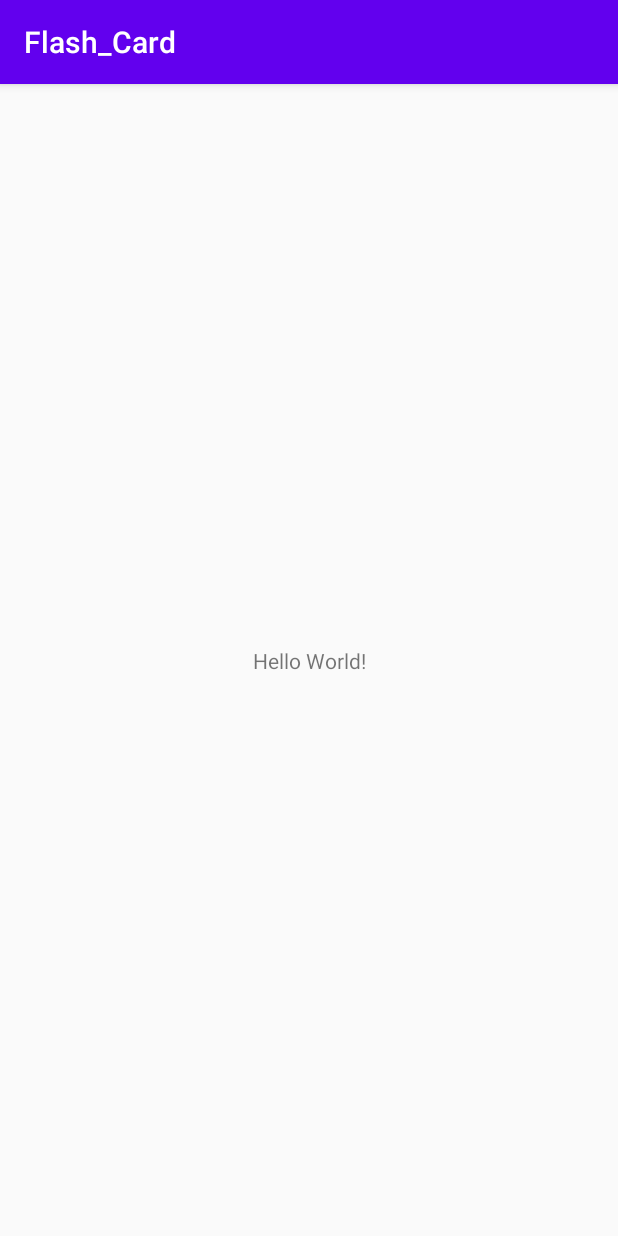
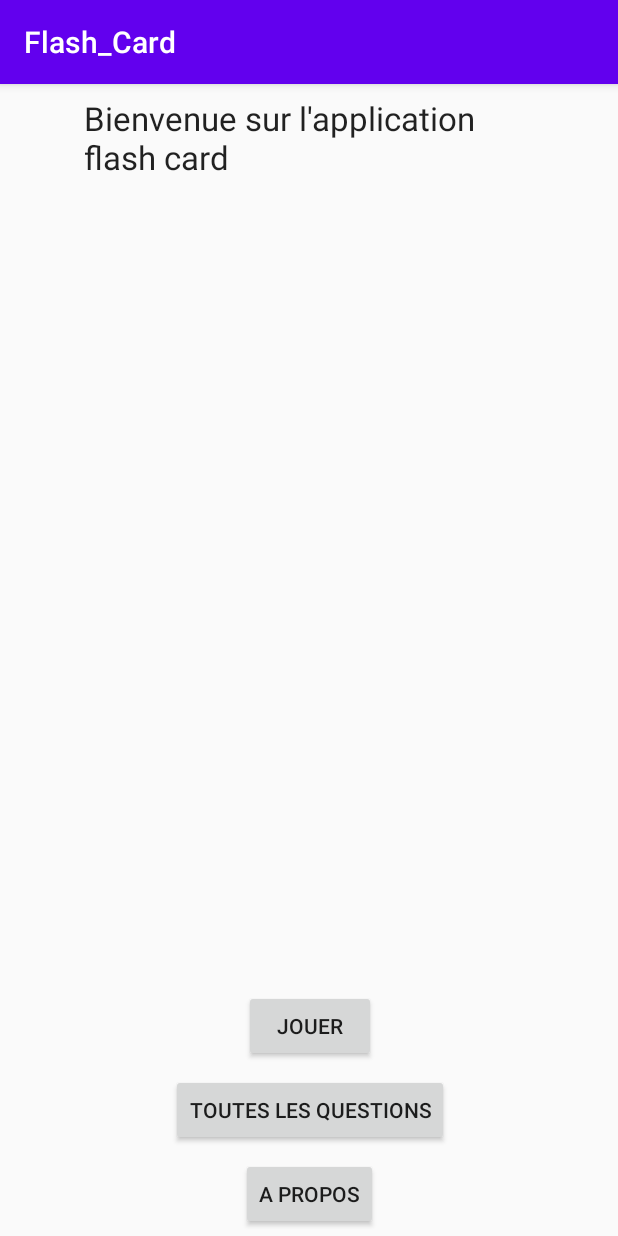
Before and after one commit to J4ckyLIM/Flash_Card, an Android app: the screen it shows after launch (MainActivity), on a phone screen of 412 x 824 dp. Run offline under Robolectric (Android 15) with nearby library versions, the phone set to English and light mode, and no system bars.

Commit message:
Feat: main page + difficulty popup on click

```diff
--- a/app/src/main/AndroidManifest.xml
+++ b/app/src/main/AndroidManifest.xml
@@ -9,6 +9,8 @@
         android:roundIcon="@mipmap/ic_launcher_round"
         android:supportsRtl="true"
         android:theme="@style/AppTheme">
+        <activity android:name=".DifficultyChooserActivity"
+            android:theme="@style/AppTheme.Popup"></activity>
         <activity android:name=".MainActivity">
             <intent-filter>
                 <action android:name="android.intent.action.MAIN" />
--- a/app/src/main/java/com/example/flash_card/MainActivity.java
+++ b/app/src/main/java/com/example/flash_card/MainActivity.java
@@ -2,13 +2,41 @@ package com.example.flash_card;
 
 import androidx.appcompat.app.AppCompatActivity;
 
+import android.content.Intent;
 import android.os.Bundle;
+import android.view.View;
+import android.widget.RadioGroup;
+import android.widget.TextView;
 
 public class MainActivity extends AppCompatActivity {
+
+    private static String title = "Bienvenue sur l'application flash card";
 
     @Override
     protected void onCreate(Bundle savedInstanceState) {
         super.onCreate(savedInstanceState);
         setContentView(R.layout.activity_main);
+
+        TextView appTitleTextView = findViewById(R.id.appTitleTextView);
+        appTitleTextView.setText(title);
+
+        findViewById(R.id.playButton).setOnClickListener(new View.OnClickListener() {
+            @Override
+            public void onClick(View v) {
+                /*RadioGroup difficultyRadioGroup = findViewById(R.id.difficultyRadioGroup);
+                if(difficultyRadioGroup.getVisibility() == View.INVISIBLE){
+                    difficultyRadioGroup.setVisibility(View.VISIBLE);
+                }
+                else {
+                    difficultyRadioGroup.setVisibility(View.INVISIBLE);
+                }*/
+
+                // Open the difficulty popup
+                Intent intent = new Intent(MainActivity.this, DifficultyChooserActivity.class);
+                startActivity(intent);
+            }
+        });
     }
+
+
 }
--- a/app/src/main/res/layout/activity_main.xml
+++ b/app/src/main/res/layout/activity_main.xml
@@ -7,12 +7,79 @@
     tools:context=".MainActivity">
 
     <TextView
+        android:id="@+id/appTitleTextView"
+        android:layout_width="300dp"
+        android:layout_height="wrap_content"
+        android:layout_marginLeft="8dp"
+        android:layout_marginTop="8dp"
+        android:layout_marginRight="8dp"
+        android:textAppearance="@style/TextAppearance.AppCompat.Large"
+        app:layout_constraintLeft_toLeftOf="parent"
+        app:layout_constraintRight_toRightOf="parent"
+        app:layout_constraintTop_toTopOf="parent"
+        tools:text="Hello World!" />
+
+
+    <Button
+        android:id="@+id/aboutButton"
         android:layout_width="wrap_content"
         android:layout_height="wrap_content"
-        android:text="Hello World!"
+        android:layout_marginBottom="4dp"
+        android:text="A propos"
         app:layout_constraintBottom_toBottomOf="parent"
-        app:layout_constraintLeft_toLeftOf="parent"
-        app:layout_constraintRight_toRightOf="parent"
-        app:layout_constraintTop_toTopOf="parent" />
+        app:layout_constraintEnd_toEndOf="parent"
+        app:layout_constraintStart_toStartOf="parent"
+        tools:text="A propos" />
+
+    <Button
+        android:id="@+id/questionListButton"
+        android:layout_width="wrap_content"
+        android:layout_height="wrap_content"
+        android:layout_marginBottom="8dp"
+        android:text="Toutes les questions"
+        app:layout_constraintBottom_toTopOf="@+id/aboutButton"
+        app:layout_constraintEnd_toEndOf="@+id/aboutButton"
+        app:layout_constraintStart_toStartOf="@+id/aboutButton"
+        tools:text="Toutes les questions" />
+
+    <Button
+        android:id="@+id/playButton"
+        android:layout_width="wrap_content"
+        android:layout_height="wrap_content"
+        android:layout_marginBottom="8dp"
+        android:text="Jouer"
+        app:layout_constraintBottom_toTopOf="@+id/questionListButton"
+        app:layout_constraintEnd_toEndOf="@+id/questionListButton"
+        app:layout_constraintStart_toStartOf="@+id/questionListButton"
+        tools:text="Jouer" />
+
+    <RadioGroup
+        android:id="@+id/difficultyRadioGroup"
+        android:layout_width="200dp"
+        android:layout_height="150dp"
+        android:visibility="invisible"
+        app:layout_constraintBottom_toTopOf="@+id/playButton"
+        app:layout_constraintEnd_toEndOf="parent"
+        app:layout_constraintStart_toStartOf="parent"
+        app:layout_constraintTop_toBottomOf="@+id/appTitleTextView">
+
+        <RadioButton
+            android:id="@+id/easyRadioButton"
+            android:layout_width="match_parent"
+            android:layout_height="wrap_content"
+            android:text="Facile" />
+
+        <RadioButton
+            android:id="@+id/normalRadioButton"
+            android:layout_width="match_parent"
+            android:layout_height="wrap_content"
+            android:text="Normal" />
+
+        <RadioButton
+            android:id="@+id/hardRadioButton"
+            android:layout_width="match_parent"
+            android:layout_height="wrap_content"
+            android:text="Difficile" />
+    </RadioGroup>
 
 </androidx.constraintlayout.widget.ConstraintLayout>
--- a/app/src/main/res/values/styles.xml
+++ b/app/src/main/res/values/styles.xml
@@ -7,5 +7,19 @@
         <item name="colorPrimaryDark">@color/colorPrimaryDark</item>
         <item name="colorAccent">@color/colorAccent</item>
     </style>
+    <!-- Remove or display top bar -->
+    <style name="AppTheme.NoActionBar">
+        <item name="windowNoTitle">true</item>
+        <item name="windowActionBar">false</item>
+    </style>
+    <!-- Popup style -->
+    <style name="AppTheme.Popup">
+        <item name="android:windowIsTranslucent">true</item>
+        <item name="android:windowCloseOnTouchOutside">true</item>
+        <item name="windowNoTitle">true</item>
+        <item name="windowActionBar">false</item>
+    </style>
+
+
 
 </resources>
```
Also changed, not shown: app/src/main/java/com/example/flash_card/DifficultyChooserActivity.java (added, +42 -0 lines), app/src/main/res/layout/activity_difficulty_chooser.xml (added, +66 -0 lines).
